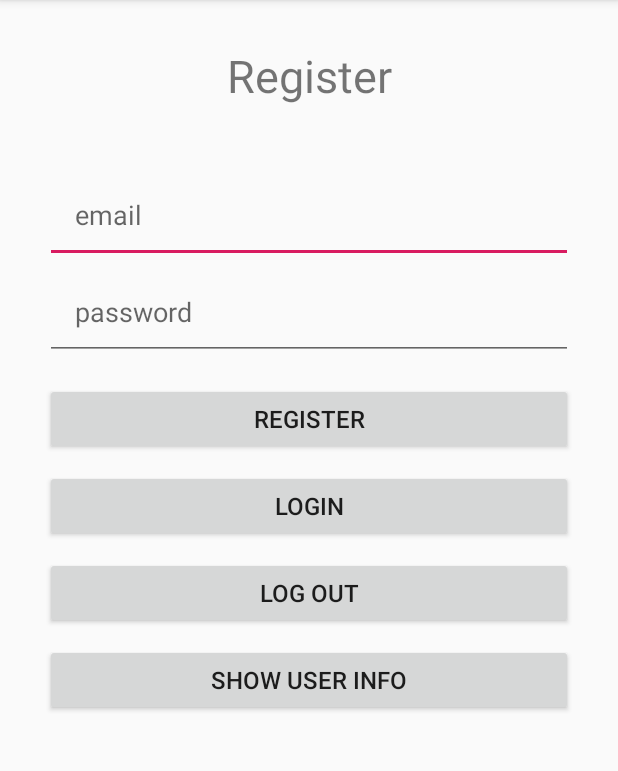
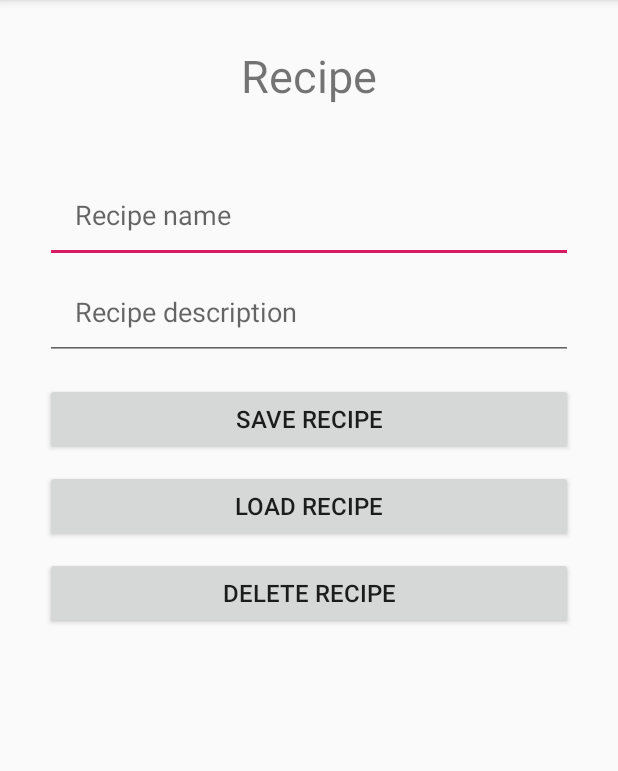
Before and after one commit to ikordic/PoorStudentsCookbook, an Android app: the screen it shows after launch (RegisterActivity before the commit, RecipeActivity after it), on a phone screen of 412 x 824 dp, the part 84-855 px from its top. Run offline under Robolectric (Android 15) with nearby library versions, the phone set to English and light mode, and no system bars; our stand-ins replace Firebase (no records; nobody signed in at launch, a user with empty details on screens opened directly); libraries missing offline, so code that uses them is left out: net.yslibrary.android.

Commit message:
RecipeActivity added with Firebase input and output.

```diff
--- a/app/src/main/AndroidManifest.xml
+++ b/app/src/main/AndroidManifest.xml
@@ -12,7 +12,8 @@
         android:roundIcon="@mipmap/ic_launcher_round"
         android:supportsRtl="true"
         android:theme="@style/AppTheme">
-        <activity android:name=".RegisterActivity"></activity>
+        <activity android:name=".RecipeActivity"></activity>
+        <activity android:name=".RegisterActivity" />
         <activity android:name=".RecipeCardViewActivity">
             <intent-filter>
                 <action android:name="android.intent.action.MAIN" />
--- /dev/null
+++ b/app/src/main/java/com/kordic/ivan/poorstudentscookbook/RecipeActivity.java
@@ -0,0 +1,137 @@
+package com.kordic.ivan.poorstudentscookbook;
+
+import android.support.annotation.NonNull;
+import android.support.v7.app.AppCompatActivity;
+import android.os.Bundle;
+import android.view.View;
+import android.widget.Button;
+import android.widget.EditText;
+import android.widget.TextView;
+import android.widget.Toast;
+
+import com.google.android.gms.tasks.OnFailureListener;
+import com.google.android.gms.tasks.OnSuccessListener;
+import com.google.firebase.firestore.CollectionReference;
+import com.google.firebase.firestore.DocumentReference;
+import com.google.firebase.firestore.DocumentSnapshot;
+import com.google.firebase.firestore.FirebaseFirestore;
+import com.kordic.ivan.poorstudentscookbook.Model.Recipe;
+
+public class RecipeActivity extends AppCompatActivity
+{
+    //16:00 - 19:00
+    //Getting a Firebase instance - why?
+
+    FirebaseFirestore db = FirebaseFirestore.getInstance();
+    private DocumentReference recipeRef = db.collection("recipes").document();
+
+    private EditText editTextRecipeName;
+    private EditText editTextRecipeDescription;
+
+    private Button buttonSaveRecipe;
+    private Button buttonLoadRecipe;
+    private Button buttonDeleteRecipe;
+
+    private TextView textViewRecipeName;
+    private TextView textViewRecipeDescription;
+
+    @Override
+    protected void onCreate(Bundle savedInstanceState)
+    {
+        super.onCreate(savedInstanceState);
+        setContentView(R.layout.activity_recipe);
+
+        this.editTextRecipeName = findViewById(R.id.editTextRecipeName);
+        this.editTextRecipeDescription = findViewById(R.id.editTextRecipeDescription);
+        this.buttonSaveRecipe = findViewById(R.id.buttonSaveRecipe);
+        this.buttonLoadRecipe = findViewById(R.id.buttonLoadRecipe);
+        this.buttonDeleteRecipe = findViewById(R.id.buttonDeleteRecipe);
+        this.textViewRecipeName = findViewById(R.id.textViewRecipeName);
+        this.textViewRecipeDescription = findViewById(R.id.textViewDescription);
+
+        //Save recipe
+        buttonSaveRecipe.setOnClickListener(new View.OnClickListener()
+        {
+            @Override
+            public void onClick(View view)
+            {
+                String name = editTextRecipeName.getText().toString();
+                String description = editTextRecipeDescription.getText().toString();
+
+                if (name.isEmpty() || description.isEmpty())
+                {
+                    Toast.makeText(RecipeActivity.this, "All fields must be filled!", Toast.LENGTH_SHORT).show();
+                }
+
+                Recipe recipe = new Recipe(name, description);
+                recipeRef.set(recipe)
+                        .addOnSuccessListener(new OnSuccessListener<Void>()
+                        {
+                            @Override
+                            public void onSuccess(Void aVoid)
+                            {
+                                Toast.makeText(RecipeActivity.this, "Recipe added successfuly", Toast.LENGTH_SHORT).show();
+                            }
+                        })
+                        .addOnFailureListener(new OnFailureListener()
+                        {
+                            @Override
+                            public void onFailure(@NonNull Exception e)
+                            {
+                                Toast.makeText(RecipeActivity.this, "Adding recipe failed.", Toast.LENGTH_SHORT).show();
+                            }
+                        });
+            }
+        });
+
+        //Load recipe
+        buttonLoadRecipe.setOnClickListener(new View.OnClickListener()
+        {
+            @Override
+            public void onClick(View view)
+            {
+                recipeRef.get()
+                        .addOnSuccessListener(new OnSuccessListener<DocumentSnapshot>()
+                        {
+                            @Override
+                            public void onSuccess(DocumentSnapshot documentSnapshot)
+                            {
+                                if (documentSnapshot.exists())
+                                {
+                                    Recipe recipe = documentSnapshot.toObject(Recipe.class);
+                                    String name = recipe.getRecipeName();
+                                    String description = recipe.getRecipeDescription();
+
+                                    textViewRecipeName.setText(name);
+                                    textViewRecipeDescription.setText(description);
+                                } else
+                                {
+                                    Toast.makeText(RecipeActivity.this, "Document doesn't exist.", Toast.LENGTH_SHORT).show();
+                                }
+                            }
+                        })
+                        .addOnFailureListener(new OnFailureListener()
+                        {
+                            @Override
+                            public void onFailure(@NonNull Exception e)
+                            {
+                                Toast.makeText(RecipeActivity.this, "Error: " + e.getMessage(), Toast.LENGTH_SHORT).show();
+                            }
+                        });
+            }
+        });
+
+        //Delete recipe
+        buttonDeleteRecipe.setOnClickListener(new View.OnClickListener()
+        {
+            @Override
+            public void onClick(View view)
+            {
+                recipeRef.delete();
+                Toast.makeText(RecipeActivity.this, "Recipe deleted.", Toast.LENGTH_SHORT).show();
+                textViewRecipeName.setText("");
+                textViewRecipeDescription.setText("");
+            }
+        });
+    }
+}
--- a/app/src/main/java/com/kordic/ivan/poorstudentscookbook/RegisterActivity.java
+++ b/app/src/main/java/com/kordic/ivan/poorstudentscookbook/RegisterActivity.java
@@ -1,5 +1,6 @@
 package com.kordic.ivan.poorstudentscookbook;
 
+import android.content.Intent;
 import android.support.annotation.NonNull;
 import android.support.v7.app.AppCompatActivity;
 import android.os.Bundle;
@@ -17,7 +18,7 @@ import com.google.firebase.auth.FirebaseAuth;
 import com.google.firebase.auth.FirebaseUser;
 
 import net.yslibrary.android.keyboardvisibilityevent.util.UIUtil;
-//12:50 - 15:10
+//12:50 - 15:10 = 140min
 public class RegisterActivity extends AppCompatActivity
 {
     //FirebaseAuth instance
@@ -36,7 +37,7 @@ public class RegisterActivity extends AppCompatActivity
         super.onCreate(savedInstanceState);
         setContentView(R.layout.activity_register);
 
-
+        startActivity(new Intent(RegisterActivity.this, RecipeActivity.class));
         //FirebaseAuth initialization
         userAuth = FirebaseAuth.getInstance();
 
@@ -147,6 +148,7 @@ public class RegisterActivity extends AppCompatActivity
             }
         });
 
+
         //Show email of logged user
         buttonShow.setOnClickListener(new View.OnClickListener()
         {
--- /dev/null
+++ b/app/src/main/res/layout/activity_recipe.xml
@@ -0,0 +1,96 @@
+<?xml version="1.0" encoding="utf-8"?>
+<LinearLayout xmlns:android="http://schemas.android.com/apk/res/android"
+    xmlns:app="http://schemas.android.com/apk/res-auto"
+    xmlns:tools="http://schemas.android.com/tools"
+    android:layout_width="match_parent"
+    android:layout_height="match_parent"
+    android:orientation="vertical"
+    tools:context=".RecipeActivity">
+
+    <TextView
+        android:id="@+id/textViewRecipe"
+        android:layout_width="match_parent"
+        android:layout_height="wrap_content"
+        android:layout_marginLeft="30dp"
+        android:layout_marginRight="30dp"
+        android:layout_marginTop="30dp"
+        android:textSize="30sp"
+        android:textAlignment="center"
+        android:text="Recipe" />
+
+    <EditText
+        android:id="@+id/editTextRecipeName"
+        android:layout_width="match_parent"
+        android:layout_height="wrap_content"
+        android:layout_marginLeft="30dp"
+        android:layout_marginTop="40dp"
+        android:layout_marginRight="30dp"
+        android:hint="Recipe name"
+        android:inputType="textEmailAddress"
+        android:padding="20dp"
+        android:textSize="18sp" />
+
+    <EditText
+        android:id="@+id/editTextRecipeDescription"
+        android:layout_width="match_parent"
+        android:layout_height="wrap_content"
+        android:layout_marginLeft="30dp"
+        android:layout_marginRight="30dp"
+        android:hint="Recipe description"
+        android:inputType="textLongMessage"
+        android:padding="20dp"
+        android:textSize="18sp" />
+
+    <Button
+        android:id="@+id/buttonSaveRecipe"
+        android:layout_width="match_parent"
+        android:layout_height="wrap_content"
+        android:layout_marginTop="15dp"
+        android:layout_marginLeft="30dp"
+        android:layout_marginRight="30dp"
+        android:textSize="16sp"
+        android:text="Save recipe" />
+
+    <Button
+        android:id="@+id/buttonLoadRecipe"
+        android:layout_width="match_parent"
+        android:layout_height="wrap_content"
+        android:layout_marginLeft="30dp"
+        android:layout_marginTop="10dp"
+        android:layout_marginRight="30dp"
+        android:text="Load recipe"
+        android:textSize="16sp" />
+
+    <Button
+        android:id="@+id/buttonDeleteRecipe"
+        android:layout_width="match_parent"
+        android:layout_height="wrap_content"
+        android:layout_marginLeft="30dp"
+        android:layout_marginTop="10dp"
+        android:layout_marginRight="30dp"
+        android:text="Delete recipe"
+        android:textSize="16sp" />
+
+
+    <TextView
+        android:id="@+id/textViewRecipeName"
+        android:layout_width="match_parent"
+        android:layout_height="wrap_content"
+        android:layout_marginLeft="30dp"
+        android:layout_marginTop="10dp"
+        android:layout_marginRight="30dp"
+        android:textAlignment="center"
+        android:padding="15dp"
+        android:textSize="18sp" />
+
+    <TextView
+        android:id="@+id/textViewDescription"
+        android:layout_width="match_parent"
+        android:layout_height="wrap_content"
+        android:layout_marginLeft="30dp"
+        android:layout_marginRight="30dp"
+        android:textAlignment="center"
+        android:padding="5dp"
+        android:textSize="14sp" />
+
+</LinearLayout>
```
Also changed, not shown: app/src/main/java/com/kordic/ivan/poorstudentscookbook/Model/Recipe.java (added, +39 -0 lines).
